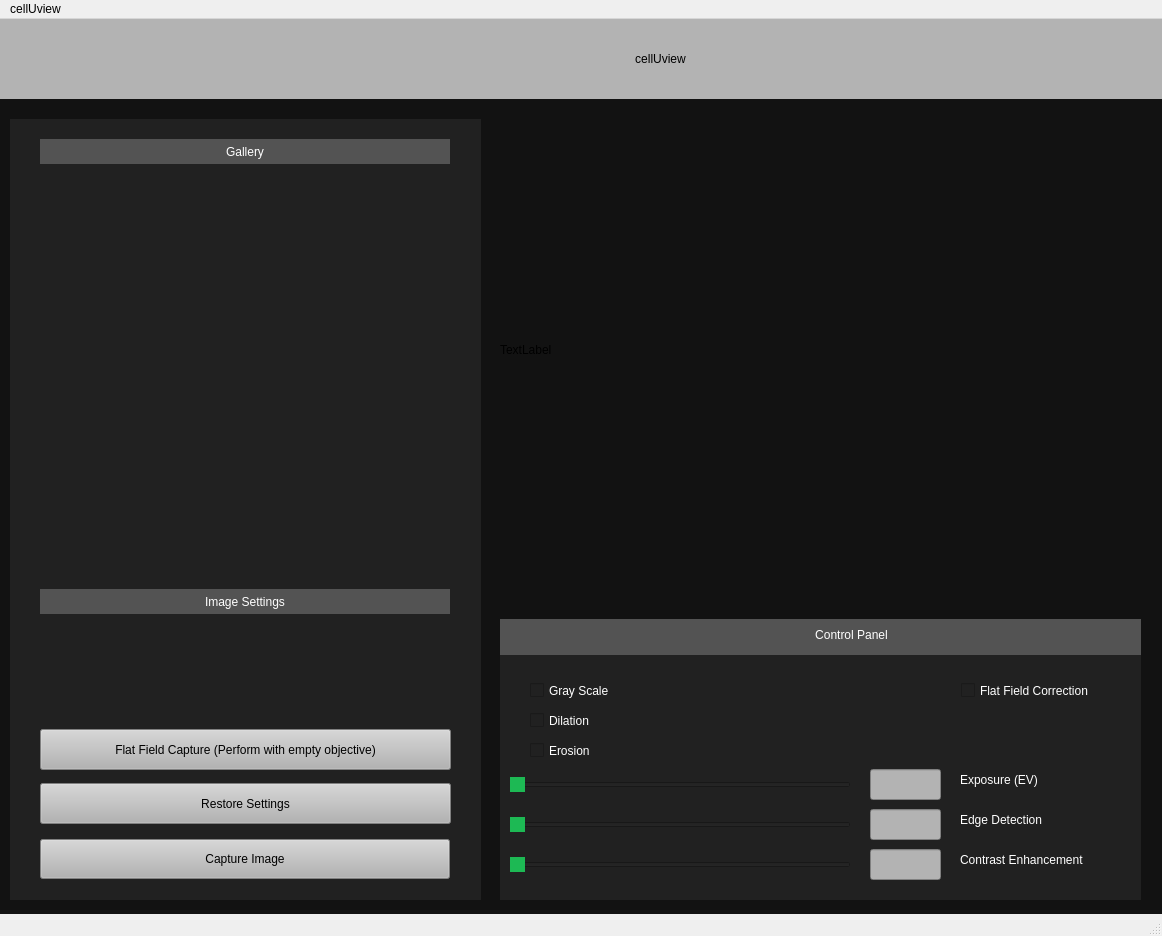
Above: src/QT/gui.ui from adamvallance/cellUview before the change. Below: the same form after it.
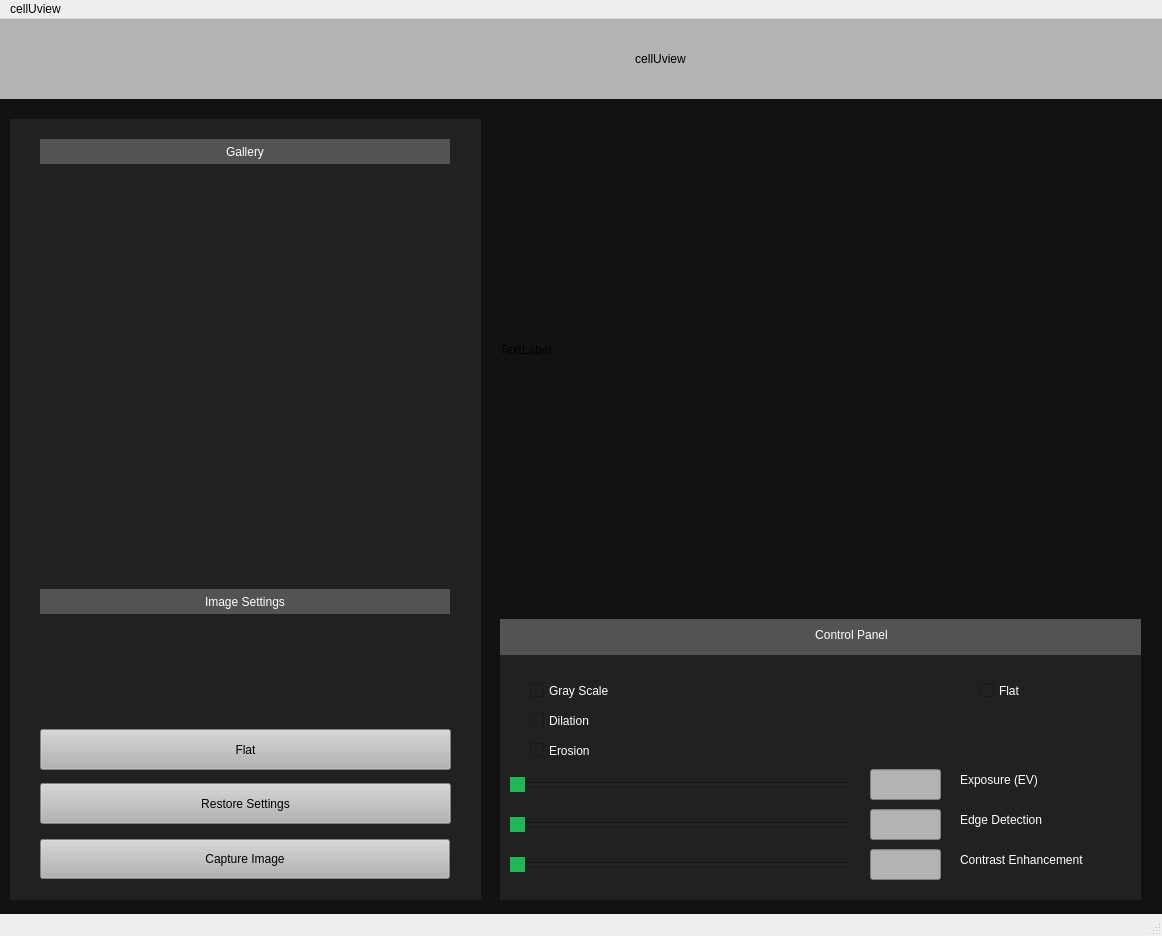
That is the form after the change.

```diff
--- a/src/QT/gui.ui
+++ b/src/QT/gui.ui
@@ -173,9 +173,6 @@
       </property>
      </widget>
      <widget class="QPushButton" name="FlatFieldButton">
-      <property name="enabled">
-       <bool>true</bool>
-      </property>
       <property name="geometry">
        <rect>
         <x>30</x>
@@ -184,17 +181,11 @@
         <height>41</height>
        </rect>
       </property>
-      <property name="autoFillBackground">
-       <bool>false</bool>
-      </property>
       <property name="styleSheet">
        <string notr="true">background-color: rgb(179, 179, 179);</string>
       </property>
       <property name="text">
-       <string>Flat Field Capture (Perform with empty objective)</string>
-      </property>
-      <property name="checkable">
-       <bool>false</bool>
+       <string>Flat</string>
       </property>
      </widget>
     </widget>
@@ -317,25 +308,6 @@
        <string>Erosion</string>
       </property>
      </widget>
-     <widget class="QCheckBox" name="flatFieldBox">
-      <property name="enabled">
-       <bool>false</bool>
-      </property>
-      <property name="geometry">
-       <rect>
-        <x>461</x>
-        <y>60</y>
-        <width>161</width>
-        <height>23</height>
-       </rect>
-      </property>
-      <property name="styleSheet">
-       <string notr="true">color: rgb(255, 255, 255);</string>
-      </property>
-      <property name="text">
-       <string>Flat Field Correction</string>
-      </property>
-     </widget>
      <widget class="QSlider" name="contrastEnhancementSlider">
       <property name="geometry">
        <rect>
@@ -462,6 +434,25 @@
        <enum>Qt::Horizontal</enum>
       </property>
      </widget>
+     <widget class="QCheckBox" name="flatFieldBox">
+      <property name="enabled">
+       <bool>false</bool>
+      </property>
+      <property name="geometry">
+       <rect>
+        <x>480</x>
+        <y>60</y>
+        <width>111</width>
+        <height>23</height>
+       </rect>
+      </property>
+      <property name="styleSheet">
+       <string notr="true">color: rgb(255, 255, 255);</string>
+      </property>
+      <property name="text">
+       <string>Flat</string>
+      </property>
+     </widget>
     </widget>
    </widget>
   </widget>
```
Left out of the diff: 2 changed lines with no effect on the pictures.
